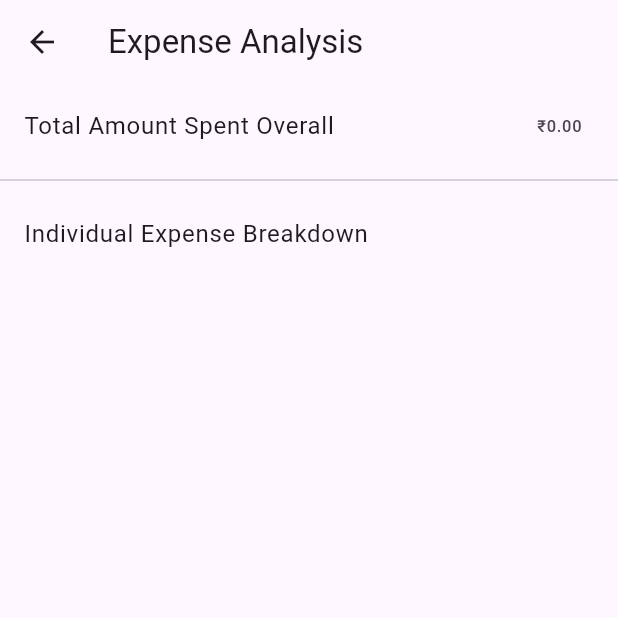
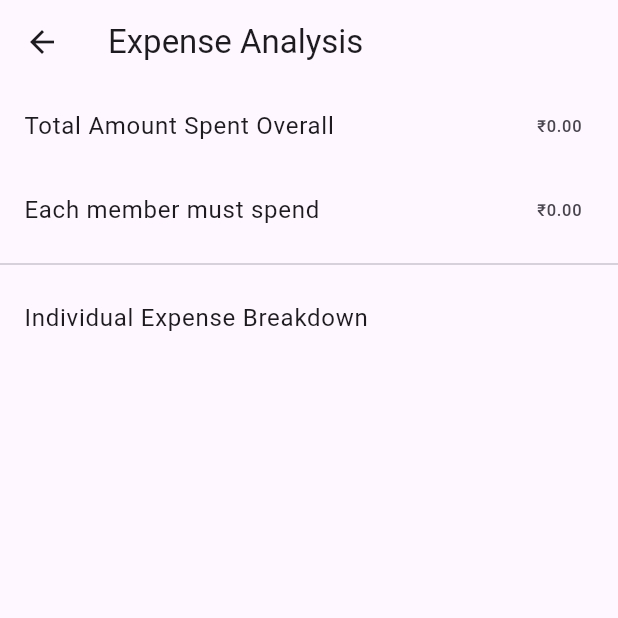
Before and after one commit to Vishnu-Deepan/expense-splitter, a Flutter app: the screen it shows once a user with an empty profile is signed in, after a tap on "Expense Analysis", on a phone screen of 412 x 824 dp, the top half of it. Run offline on Flutter 3.47's test engine with Material 3 defaults, Android fonts, the phone set to English and light mode, and no system bars; our stand-ins replace cloud_firestore, firebase_auth, firebase_core; accounts and stored records are empty.

Commit message:
v1 - working functions

```diff
--- a/lib/screens/expense_analysis_screen.dart
+++ b/lib/screens/expense_analysis_screen.dart
@@ -27,16 +27,17 @@ class ExpenseAnalysisScreen extends StatelessWidget {
     String? userId = FirebaseAuth.instance.currentUser?.uid;
 
     final snapshot = await _firestore
-        .collection('expenses')
+        .collection('individualExpense')
         .where("userId", isEqualTo: userId)
         .get();
     Map<String, double> totalSpent = {};
 
     for (var doc in snapshot.docs) {
-      final payerId = doc.data()['payerId'] as String;
-      final amount = (doc.data()['amount'] as num).toDouble();
+      final memberId = doc.id;
+      final debtPay = (doc.data()['debtPay'] as num).toDouble();
+      final initialPay = (doc.data()['initialPay'] as num).toDouble();
 
-      totalSpent[payerId] = (totalSpent[payerId] ?? 0.0) + amount;
+      totalSpent[memberId] = debtPay + initialPay;
     }
 
     return totalSpent;
@@ -46,6 +47,18 @@ class ExpenseAnalysisScreen extends StatelessWidget {
   Future<String> _getMemberName(String memberId) async {
     final doc = await _firestore.collection('members').doc(memberId).get();
     return doc.data()?['name'] ?? 'Unknown';
+  }
+
+  // Fetch the total number of members
+  Future<int> _fetchTotalMembers() async {
+    String? userId = FirebaseAuth.instance.currentUser?.uid;
+
+    final snapshot = await _firestore
+        .collection('individualExpense')
+        .where("userId", isEqualTo: userId)
+        .get();
+
+    return snapshot.docs.length;
   }
 
   @override
@@ -58,10 +71,12 @@ class ExpenseAnalysisScreen extends StatelessWidget {
         future: Future.wait([
           _fetchTotalSpentOverall(),
           _fetchTotalSpentByIndividual(),
+          _fetchTotalMembers(),
         ]).then((results) {
           return {
             'totalSpentOverall': results[0],
             'totalSpentByIndividual': results[1],
+            'totalMembers': results[2],
           };
         }),
         builder: (context, snapshot) {
@@ -78,6 +93,11 @@ class ExpenseAnalysisScreen extends StatelessWidget {
           final totalSpentOverall = snapshot.data?['totalSpentOverall'] ?? 0.0;
           final totalSpentByIndividual =
               snapshot.data?['totalSpentByIndividual'] ?? {};
+          final totalMembers = snapshot.data?['totalMembers'] ?? 0;
+
+          // Calculate individual amount that must be spent
+          double individualShare =
+              totalMembers > 0 ? totalSpentOverall / totalMembers : 0.0;
 
           return ListView(
             children: [
@@ -85,6 +105,12 @@ class ExpenseAnalysisScreen extends StatelessWidget {
               ListTile(
                 title: const Text('Total Amount Spent Overall'),
                 trailing: Text('₹${totalSpentOverall.toStringAsFixed(2)}'),
+              ),
+
+              // Display the individual share (amount that each person should spend)
+              ListTile(
+                title: const Text('Each member must spend'),
+                trailing: Text('₹${individualShare.toStringAsFixed(2)}'),
               ),
 
               const Divider(),
--- a/lib/screens/home_screen.dart
+++ b/lib/screens/home_screen.dart
@@ -191,13 +191,55 @@ class _HomeScreenState extends State<HomeScreen> {
           ],
         ),
       ),
+      floatingActionButton: ElevatedButton(
+        style: ButtonStyle(
+          shape: WidgetStateProperty.all<RoundedRectangleBorder>(
+            RoundedRectangleBorder(
+              borderRadius: BorderRadius.circular(5),
+            ),
+          ),
+        ),
+        onPressed: () => Navigator.push(
+          context,
+          MaterialPageRoute(builder: (_) => AddExpenseScreen()),
+        ),
+        child: const Text(
+          'Add Expense',
+          style: TextStyle(
+            fontSize: 20,
+          ),
+        ),
+      ),
       appBar: AppBar(
         title: const Text('Expense Splitter'),
         actions: [
           IconButton(
             icon: Icon(Icons.exit_to_app),
             onPressed: () async {
-              await FirebaseAuth.instance.signOut();
+              // Show a confirmation dialog before signing out
+              bool? confirmSignOut = await showDialog<bool>(
+                context: context,
+                builder: (BuildContext context) {
+                  return AlertDialog(
+                    title: const Text('Sign Out'),
+                    content: const Text('Are you sure you want to sign out?'),
+                    actions: <Widget>[
+                      TextButton(
+                        onPressed: () {
+                          Navigator.of(context).pop(false); // User canceled
+                        },
+                        child: const Text('Cancel'),
+                      ),
+                      TextButton(
+                        onPressed: () {
+                          Navigator.of(context).pop(true); // User confirmed
+                        },
+                        child: const Text('Yes'),
+                      ),
+                    ],
+                  );
+                },
+              );
             },
           ),
         ],
@@ -228,13 +270,7 @@ class _HomeScreenState extends State<HomeScreen> {
                 child: const Text('Add Members'),
               ),
             ],
-            ElevatedButton(
-              onPressed: () => Navigator.push(
-                context,
-                MaterialPageRoute(builder: (_) => AddExpenseScreen()),
-              ),
-              child: const Text('Add Expenses'),
-            ),
+
             ElevatedButton(
               onPressed: () => Navigator.push(
                 context,
@@ -306,11 +342,11 @@ class _HomeScreenState extends State<HomeScreen> {
                                     crossAxisAlignment:
                                         CrossAxisAlignment.start,
                                     children: [
+                                      // Title and Amount come first
                                       Text(
-                                        DateFormat.yMMMd().format(
-                                            expense['timestamp'].toDate()),
+                                        'Title: ${expense['title']}',
                                         style: const TextStyle(
-                                            fontSize: 14,
+                                            fontSize: 16,
                                             fontWeight: FontWeight.bold),
                                       ),
                                       const SizedBox(height: 8),
@@ -319,18 +355,27 @@ class _HomeScreenState extends State<HomeScreen> {
                                         style: const TextStyle(fontSize: 16),
                                       ),
                                       const SizedBox(height: 8),
+
+                                      // Time and Date
+                                      Text(
+                                        '${DateFormat.yMMMd().format(expense['timestamp'].toDate())} at ${DateFormat.Hm().format(expense['timestamp'].toDate())}',
+                                        style: const TextStyle(
+                                          fontSize: 14,
+                                          fontWeight: FontWeight.bold,
+                                        ),
+                                      ),
+                                      const SizedBox(height: 8),
+
+                                      // Payer Info
                                       Text(
                                         'Payer: ${memberNames[expense['payerId']] ?? 'Unknown'}',
                                         style: const TextStyle(fontSize: 14),
                                       ),
                                       const SizedBox(height: 8),
+
+                                      // Shared With
                                       Text(
                                         'Shared With: ${expense['sharedWith'].map((id) => memberNames[id] ?? 'Unknown').join(', ')}',
-                                        style: const TextStyle(fontSize: 14),
-                                      ),
-                                      const SizedBox(height: 8),
-                                      Text(
-                                        'Title: ${expense['title']}',
                                         style: const TextStyle(fontSize: 14),
                                       ),
                                     ],
```
Also changed, not shown: lib/screens/add_expense_screen.dart (+24 -0 lines), lib/screens/settle_debt_screen.dart (+65 -11 lines), lib/services/firebase_service.dart (+9 -0 lines).
